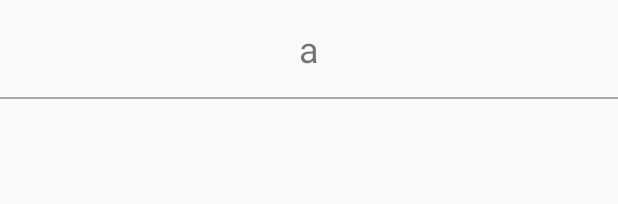
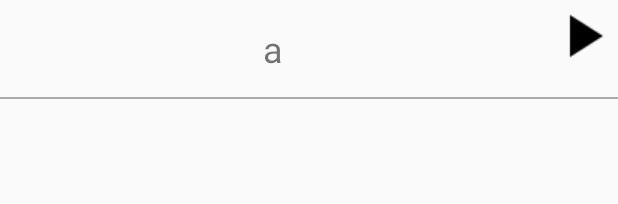
Before and after one commit to TudorFlorea/baking-app, an Android app: the layout recipe_step_item.xml on its own in the app's theme, with its tools: preview values and no code run, on a phone screen of 412 x 824 dp. Shown: the top 204 px of the screen. Run offline under Robolectric (Android 15) with nearby library versions, the phone set to English and light mode, and no system bars.

Commit message:
Changed according to review observations

```diff
--- a/app/build.gradle
+++ b/app/build.gradle
@@ -29,6 +29,7 @@ dependencies {
     implementation 'com.android.support:cardview-v7:27.1.1'
     implementation 'com.android.support:recyclerview-v7:27.1.1'
     implementation 'com.jakewharton:butterknife:8.4.0'
+    implementation 'com.squareup.picasso:picasso:2.71828'
     annotationProcessor 'com.jakewharton:butterknife-compiler:8.4.0'
     testImplementation 'junit:junit:4.12'
     androidTestImplementation 'com.android.support.test:runner:1.0.1'
--- a/app/src/main/res/layout/recipe_step_item.xml
+++ b/app/src/main/res/layout/recipe_step_item.xml
@@ -1,8 +1,8 @@
 <?xml version="1.0" encoding="utf-8"?>
-<LinearLayout xmlns:android="http://schemas.android.com/apk/res/android"
+<android.support.constraint.ConstraintLayout xmlns:android="http://schemas.android.com/apk/res/android"
     android:layout_width="match_parent"
     android:layout_height="wrap_content"
-    android:orientation="vertical"
+    android:orientation="horizontal"
     xmlns:app="http://schemas.android.com/apk/res-auto">
     <!--
     <android.support.v7.widget.CardView
@@ -13,21 +13,39 @@
         android:layout_margin="8dp">
     </android.support.v7.widget.CardView>
     -->
+        <ImageView
+            android:id="@+id/recipe_step_iv"
+            android:layout_width="wrap_content"
+            android:layout_height="wrap_content"
+            app:layout_constraintLeft_toLeftOf="parent"
+            />
+
         <TextView
             android:id="@+id/recipe_step_tv"
-            android:layout_width="match_parent"
+            android:layout_width="wrap_content"
             android:layout_height="wrap_content"
+            app:layout_constraintLeft_toRightOf="@+id/recipe_step_iv"
+            app:layout_constraintRight_toLeftOf="@+id/recipe_video_iv"
             android:gravity="center"
             android:layout_gravity="center"
             android:padding="16dp"
             android:textSize="24sp"
             android:text="a"/>
 
+        <ImageView
+            android:id="@+id/recipe_video_iv"
+            android:layout_width="wrap_content"
+            android:layout_height="wrap_content"
+            android:src="@drawable/play_arrow_black"
+            app:layout_constraintRight_toRightOf="parent"
+            />
+
     <View
         android:layout_width="match_parent"
         android:layout_height="1dp"
+        app:layout_constraintTop_toBottomOf="@id/recipe_step_tv"
         android:background="@android:color/darker_gray"
         />
 
 
-</LinearLayout>
+</android.support.constraint.ConstraintLayout>
```
Also changed, not shown: app/src/main/java/com/andev/tudor/bakingapp/adapters/RecipeCardAdapter.java (+11 -0 lines), app/src/main/java/com/andev/tudor/bakingapp/adapters/RecipeStepAdapter.java (+17 -0 lines), app/src/main/java/com/andev/tudor/bakingapp/ui/IngredientsActivity.java (+24 -0 lines), app/src/main/java/com/andev/tudor/bakingapp/ui/MainActivity.java (+23 -0 lines), app/src/main/java/com/andev/tudor/bakingapp/ui/RecipeDetailsActivity.java (+16 -6 lines), app/src/main/java/com/andev/tudor/bakingapp/ui/fragments/RecipeDetailsFragment.java (+40 -4 lines), app/src/main/java/com/andev/tudor/bakingapp/ui/fragments/RecipeStepDetailsFragment.java (+9 -1 lines), app/src/main/res/layout/recipe_card_item.xml (+10 -7 lines), app/src/main/res/drawable/play_arrow_black.png (added).
